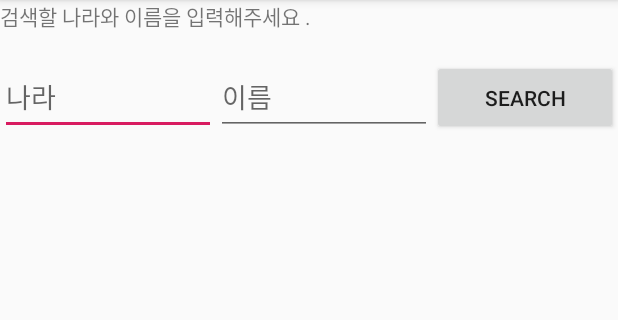
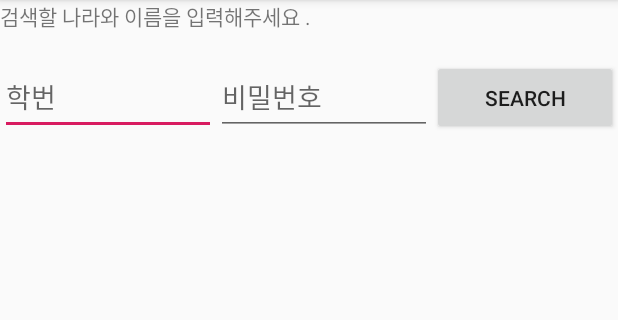
Before and after one commit to yami2254/Capstone-Team_I, an Android app: the screen it shows after launch (MainActivity), on a phone screen of 412 x 824 dp, the part 84-404 px from its top. Run offline under Robolectric (Android 15) with nearby library versions, the phone set to English and light mode, and no system bars.

Commit message:
학번으로 수정test

```diff
--- a/phptest/app/src/main/res/layout/activity_main.xml
+++ b/phptest/app/src/main/res/layout/activity_main.xml
@@ -23,14 +23,14 @@
             android:id="@+id/editText_main_searchKeyword1"
             android:layout_width="0dp"
             android:layout_weight="0.35"
-            android:hint="나라"
+            android:hint="학번"
             android:layout_height="match_parent" />
 
         <EditText
             android:id="@+id/editText_main_searchKeyword2"
             android:layout_width="0dp"
             android:layout_weight="0.35"
-            android:hint="이름"
+            android:hint="비밀번호"
             android:layout_height="match_parent" />
 
         <Button
```
